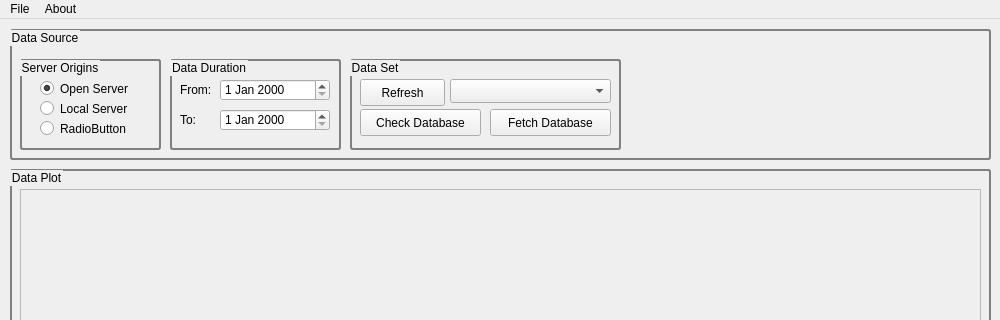
The window that VALE_DataGUI/Desktop/DataGUI/ui/mainwindow.ui (VibrasticLab/General_Projects) describes before a commit, drawn with Qt 5; both pictures show x 0 to 1000 and y 0 to 320 of the 1000 by 800 pixel window.
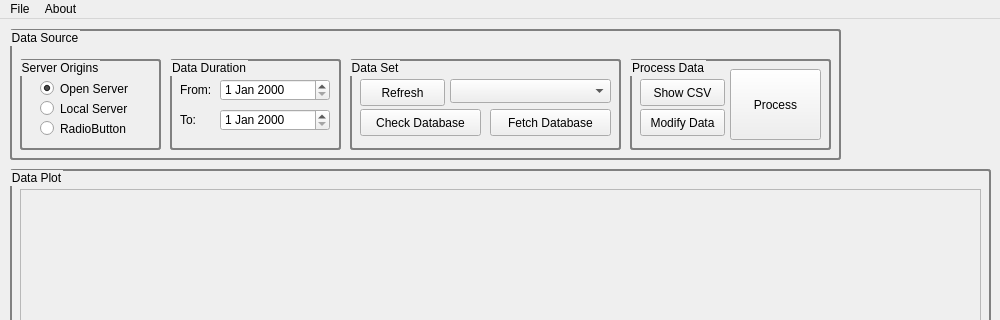
The same window after the commit. Icons and pictures are not drawn.

Patch:
```diff
--- a/VALE_DataGUI/Desktop/DataGUI/ui/mainwindow.ui
+++ b/VALE_DataGUI/Desktop/DataGUI/ui/mainwindow.ui
@@ -170,7 +170,7 @@
      <rect>
       <x>10</x>
       <y>10</y>
-      <width>981</width>
+      <width>831</width>
       <height>131</height>
      </rect>
     </property>
@@ -359,6 +359,77 @@
       </property>
      </widget>
     </widget>
+    <widget class="QGroupBox" name="grpProcess">
+     <property name="geometry">
+      <rect>
+       <x>620</x>
+       <y>30</y>
+       <width>201</width>
+       <height>91</height>
+      </rect>
+     </property>
+     <property name="title">
+      <string>Process Data</string>
+     </property>
+     <widget class="QPushButton" name="btnCheckCSV">
+      <property name="geometry">
+       <rect>
+        <x>10</x>
+        <y>20</y>
+        <width>85</width>
+        <height>27</height>
+       </rect>
+      </property>
+      <property name="text">
+       <string>Show CSV</string>
+      </property>
+     </widget>
+     <widget class="QPushButton" name="btnModifyData">
+      <property name="geometry">
+       <rect>
+        <x>10</x>
+        <y>50</y>
+        <width>85</width>
+        <height>27</height>
+       </rect>
+      </property>
+      <property name="text">
+       <string>Modify Data</string>
+      </property>
+     </widget>
+     <widget class="QPushButton" name="btnProcess">
+      <property name="geometry">
+       <rect>
+        <x>100</x>
+        <y>10</y>
+        <width>91</width>
+        <height>71</height>
+       </rect>
+      </property>
+      <property name="text">
+       <string>Process</string>
+      </property>
+     </widget>
+    </widget>
+   </widget>
+   <widget class="QLabel" name="lblLogoITS">
+    <property name="geometry">
+     <rect>
+      <x>850</x>
+      <y>10</y>
+      <width>131</width>
+      <height>131</height>
+     </rect>
+    </property>
+    <property name="text">
+     <string/>
+    </property>
+    <property name="pixmap">
+     <pixmap>kampusmerdeka.jpg</pixmap>
+    </property>
+    <property name="scaledContents">
+     <bool>true</bool>
+    </property>
    </widget>
   </widget>
   <widget class="QMenuBar" name="menuBar">
```
